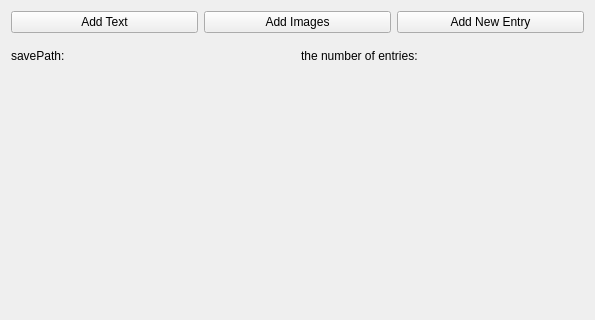
Old version of the form Introduce/mainwidget.ui in the repository theArcticOcean/qtLib; both pictures show x 0 to 595 and y 0 to 320 of the 595 by 590 pixel window.
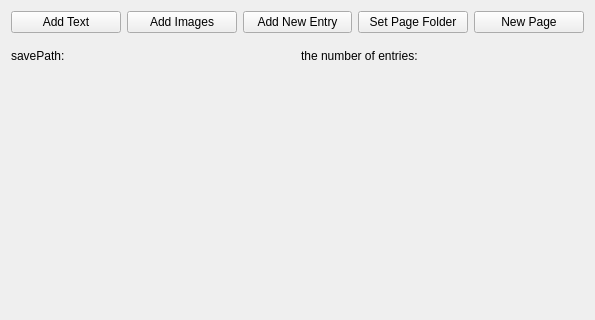
New version of the form.

Patch:
```diff
--- a/Introduce/mainwidget.ui
+++ b/Introduce/mainwidget.ui
@@ -37,6 +37,20 @@
        </property>
       </widget>
      </item>
+     <item>
+      <widget class="QPushButton" name="pushButton_2">
+       <property name="text">
+        <string>Set Page Folder</string>
+       </property>
+      </widget>
+     </item>
+     <item>
+      <widget class="QPushButton" name="pushButton">
+       <property name="text">
+        <string>New Page</string>
+       </property>
+      </widget>
+     </item>
     </layout>
    </item>
    <item>
```
